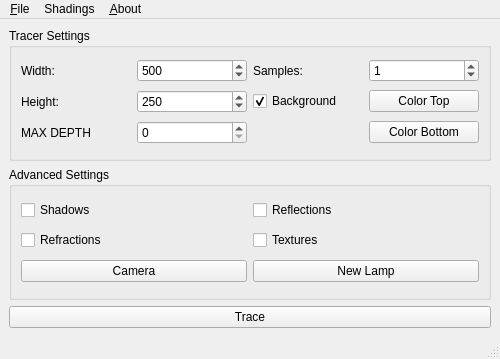
Above: main.ui from GiVD2022/p1-raytracingtoy-b03 before the change. Below: the same form after it.
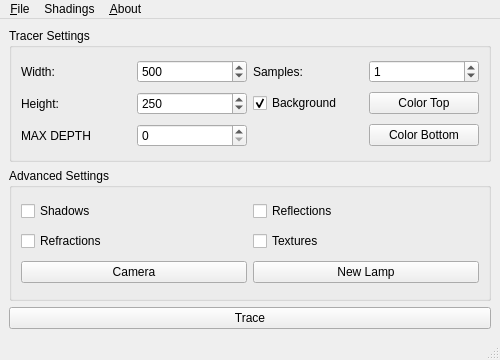
That is the form after the change.

```diff
--- a/main.ui
+++ b/main.ui
@@ -7,7 +7,7 @@
     <x>0</x>
     <y>0</y>
     <width>500</width>
-    <height>359</height>
+    <height>360</height>
    </rect>
   </property>
   <property name="windowTitle">
```
Left out of the diff: 6 changed lines with no effect on the pictures.
